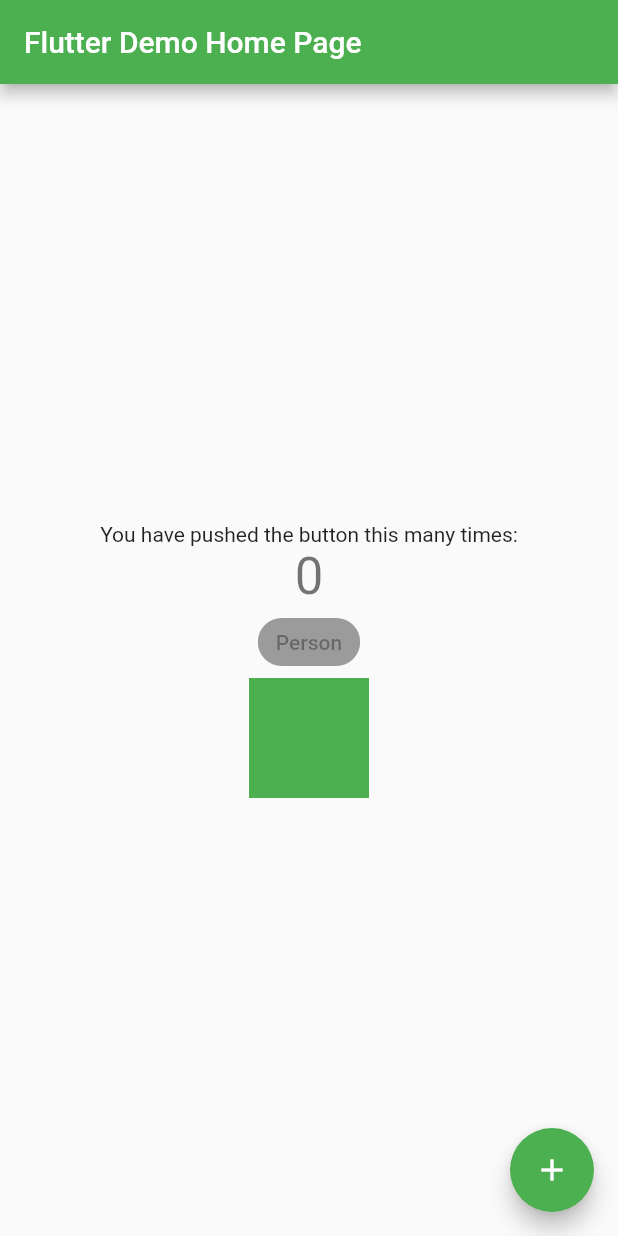
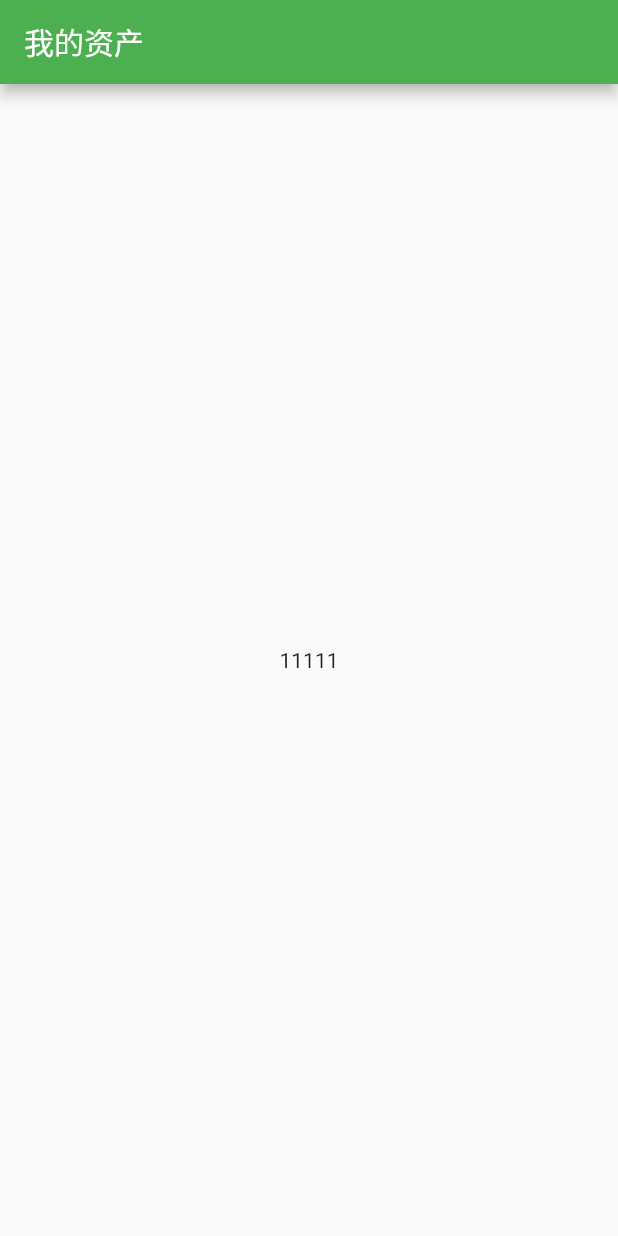
Before and after one commit to yuyangzi/AssetManagement, a Flutter app: the screen it shows after launch, on a phone screen of 412 x 824 dp. Run offline on Flutter 3.47's test engine with Material 2 defaults, Android fonts, the light colour scheme and no system bars; our stand-ins replace dio, shared_preferences.

Commit message:
feat: 新增我的资产页面

```diff
--- a/lib/main.dart
+++ b/lib/main.dart
@@ -1,6 +1,3 @@
-import 'dart:html';
-import 'dart:js_util';
-
 import 'package:flutter/material.dart';
 import 'package:flutter_todo_list/common/Global.dart';
 
@@ -9,120 +6,42 @@ void main() => Global.init().then((value) => runApp(const MyApp()));
 class MyApp extends StatelessWidget {
   const MyApp({super.key});
 
-  // This widget is the root of your application.
   @override
   Widget build(BuildContext context) {
     return MaterialApp(
-      title: 'Flutter Test',
+      title: '资产工具',
       theme: ThemeData(
-        // This is the theme of your application.
-        //
-        // Try running your application with "flutter run". You'll see the
-        // application has a blue toolbar. Then, without quitting the app, try
-        // changing the primarySwatch below to Colors.green and then invoke
-        // "hot reload" (press "r" in the console where you ran "flutter run",
-        // or simply save your changes to "hot reload" in a Flutter IDE).
-        // Notice that the counter didn't reset back to zero; the application
-        // is not restarted.
         primarySwatch: Colors.green,
       ),
-      home: const MyHomePage(title: 'Flutter Demo Home Page'),
+      home: const MyAssetsPage(title: '我的资产'),
     );
   }
 }
 
-class MyHomePage extends StatefulWidget {
-  const MyHomePage({super.key, required this.title});
-
-  // This widget is the home page of your application. It is stateful, meaning
-  // that it has a State object (defined below) that contains fields that affect
-  // how it looks.
-
-  // This class is the configuration for the state. It holds the values (in this
-  // case the title) provided by the parent (in this case the App widget) and
-  // used by the build method of the State. Fields in a Widget subclass are
-  // always marked "final".
+class MyAssetsPage extends StatefulWidget {
+  const MyAssetsPage({super.key, required this.title});
 
   final String title;
 
   @override
-  State<MyHomePage> createState() => _MyHomePageState();
+  State<MyAssetsPage> createState() => _MyAssetsPageState();
 }
 
-class _MyHomePageState extends State<MyHomePage> {
-  int _counter = 0;
-
-  void _incrementCounter() {
-    setState(() {
-      // This call to setState tells the Flutter framework that something has
-      // changed in this State, which causes it to rerun the build method below
-      // so that the display can reflect the updated values. If we changed
-      // _counter without calling setState(), then the build method would not be
-      // called again, and so nothing would appear to happen.
-      _counter++;
-    });
-  }
-
+class _MyAssetsPageState extends State<MyAssetsPage> {
   @override
   Widget build(BuildContext context) {
-    // This method is rerun every time setState is called, for instance as done
-    // by the _incrementCounter method above.
-    //
-    // The Flutter framework has been optimized to make rerunning build methods
-    // fast, so that you can just rebuild anything that needs updating rather
-    // than having to individually change instances of widgets.
     return Scaffold(
       appBar: AppBar(
-        // Here we take the value from the MyHomePage object that was created by
-        // the App.build method, and use it to set our appbar title.
         title: Text(widget.title),
       ),
-      body: Center(
-        // Center is a layout widget. It takes a single child and positions it
-        // in the middle of the parent.
-        child: Column(
-          // Column is also a layout widget. It takes a list of children and
-          // arranges them vertically. By default, it sizes itself to fit its
-          // children horizontally, and tries to be as tall as its parent.
-          //
-          // Invoke "debug painting" (press "p" in the console, choose the
-          // "Toggle Debug Paint" action from the Flutter Inspector in Android
-          // Studio, or the "Toggle Debug Paint" command in Visual Studio Code)
-          // to see the wireframe for each widget.
-          //
-          // Column has various properties to control how it sizes itself and
-          // how it positions its children. Here we use mainAxisAlignment to
-          // center the children vertically; the main axis here is the vertical
-          // axis because Columns are vertical (the cross axis would be
-          // horizontal).
-          mainAxisAlignment: MainAxisAlignment.center,
-          children: <Widget>[
-            const Text(
-              'You have pushed the button this many times:',
-            ),
-            Text(
-              '$_counter',
-              style: Theme.of(context).textTheme.headlineMedium,
-            ),
-            const InputChip(label: Text('Person')),
-            ConstrainedBox(
-              constraints:
-                  const BoxConstraints(minWidth: 80.0, minHeight: 50.0),
-              child: const SizedBox(
-                height: 80.0,
-                width: 80.0,
-                child: DecoratedBox(
-                    decoration: BoxDecoration(color: Colors.green)),
-              ),
-            )
-          ],
-        ),
+      body: ConstrainedBox(
+        constraints: const BoxConstraints(
+            minHeight: 100,
+            minWidth: 100,
+            maxHeight: double.infinity,
+            maxWidth: double.infinity),
+        child: const Center(child: Text('11111')),
       ),
-      floatingActionButton: FloatingActionButton(
-        onPressed: _incrementCounter,
-        tooltip: 'Increment',
-        child: const Icon(Icons.add),
-      ), // This trailing comma makes auto-formatting nicer for build methods.
     );
   }
 }
```
Also changed, not shown: pubspec.lock.
